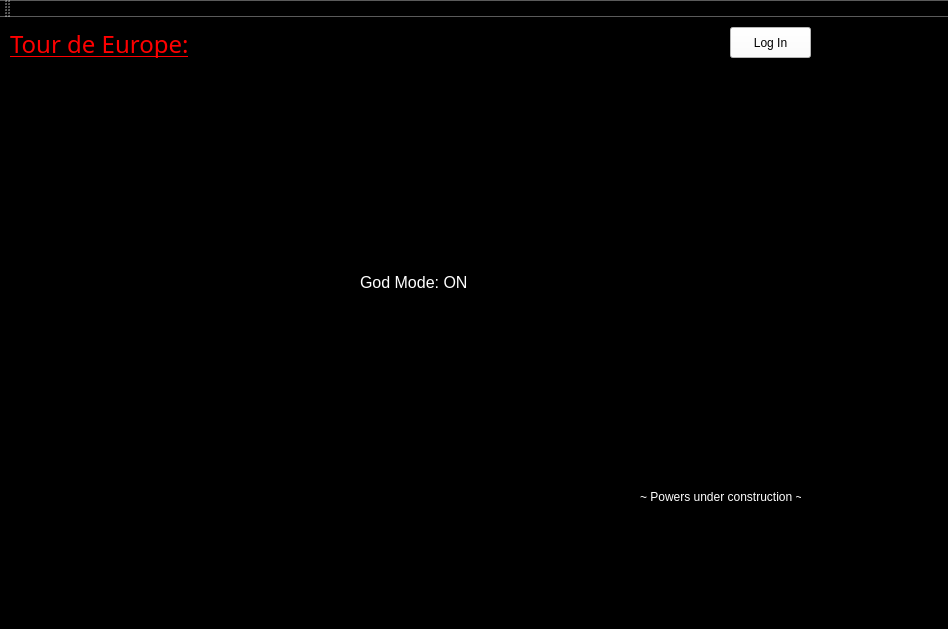
Old version of the form mainwindow.ui in the repository kevinsemenov14/ProjectOneCS1D.
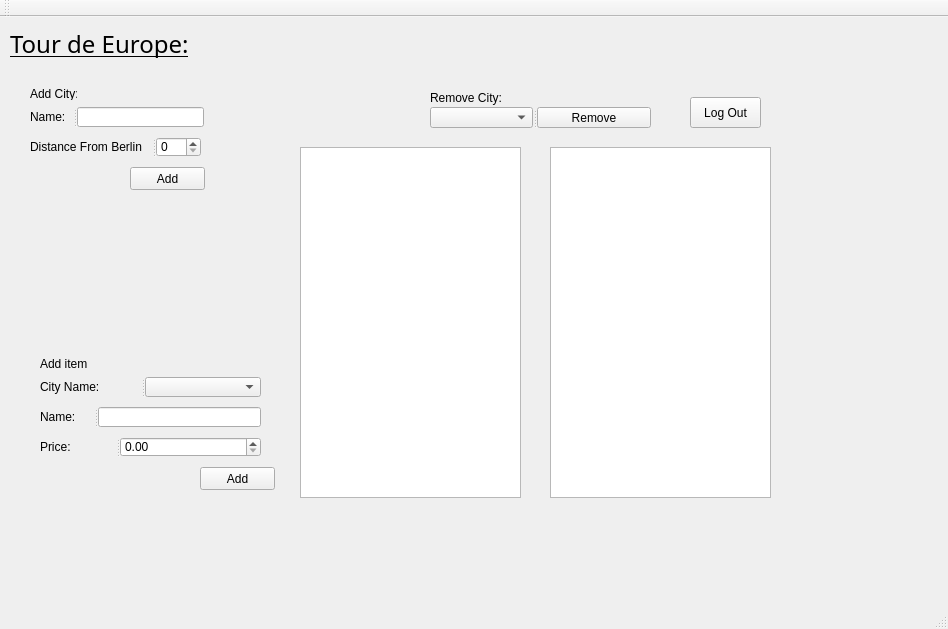
New version of the form. The open tabs and pages were chosen to show the change.

Commit message: Added Admin Functions (UI only)

Diff of the .ui file:
```diff
--- a/mainwindow.ui
+++ b/mainwindow.ui
@@ -14,12 +14,7 @@
    <string>MainWindow</string>
   </property>
   <property name="styleSheet">
-   <string notr="true">gridline-color: rgb(255, 85, 0);
-color: rgb(0, 0, 0);
-background-color: rgb(255, 255, 255);
-background-color: rgb(255, 255, 255);
-color: rgb(255, 255, 255);
-background-color: rgb(0, 0, 0);</string>
+   <string notr="true"/>
   </property>
   <widget class="QWidget" name="centralWidget">
    <widget class="QStackedWidget" name="stackedWidget">
@@ -32,11 +27,7 @@
      </rect>
     </property>
     <property name="styleSheet">
-     <string notr="true">background-color: rgb(0, 0, 0);
-color: rgb(255, 255, 255);
-color: rgb(255, 255, 255);
-color: rgb(0, 0, 0);
-</string>
+     <string notr="true"/>
     </property>
     <property name="currentIndex">
      <number>3</number>
@@ -443,32 +434,224 @@
      </widget>
     </widget>
     <widget class="QWidget" name="stackedWidgetPage3">
-     <widget class="QLabel" name="label_14">
-      <property name="geometry">
-       <rect>
-        <x>340</x>
-        <y>190</y>
-        <width>141</width>
-        <height>31</height>
-       </rect>
-      </property>
-      <property name="text">
-       <string>&lt;html&gt;&lt;head/&gt;&lt;body&gt;&lt;p&gt;&lt;span style=&quot; font-size:12pt; color:#ffffff;&quot;&gt;God Mode: ON&lt;/span&gt;&lt;/p&gt;&lt;/body&gt;&lt;/html&gt;</string>
-      </property>
-     </widget>
      <widget class="QLabel" name="label_15">
       <property name="geometry">
        <rect>
-        <x>620</x>
-        <y>410</y>
-        <width>161</width>
-        <height>20</height>
+        <x>410</x>
+        <y>10</y>
+        <width>71</width>
+        <height>21</height>
        </rect>
       </property>
       <property name="text">
-       <string>&lt;html&gt;&lt;head/&gt;&lt;body&gt;&lt;p&gt;&lt;span style=&quot; color:#ffffff;&quot;&gt;~ Powers under construction ~&lt;/span&gt;&lt;/p&gt;&lt;/body&gt;&lt;/html&gt;</string>
+       <string>Remove City:</string>
       </property>
      </widget>
+     <widget class="QPushButton" name="addCityButton">
+      <property name="geometry">
+       <rect>
+        <x>110</x>
+        <y>90</y>
+        <width>75</width>
+        <height>23</height>
+       </rect>
+      </property>
+      <property name="text">
+       <string>Add</string>
+      </property>
+     </widget>
+     <widget class="QLabel" name="label_17">
+      <property name="geometry">
+       <rect>
+        <x>10</x>
+        <y>10</y>
+        <width>47</width>
+        <height>13</height>
+       </rect>
+      </property>
+      <property name="text">
+       <string>Add City:</string>
+      </property>
+     </widget>
+     <widget class="QLabel" name="label_18">
+      <property name="geometry">
+       <rect>
+        <x>20</x>
+        <y>280</y>
+        <width>47</width>
+        <height>13</height>
+       </rect>
+      </property>
+      <property name="text">
+       <string>Add item:</string>
+      </property>
+     </widget>
+     <widget class="QPushButton" name="AddItemButton">
+      <property name="geometry">
+       <rect>
+        <x>180</x>
+        <y>390</y>
+        <width>75</width>
+        <height>23</height>
+       </rect>
+      </property>
+      <property name="text">
+       <string>Add</string>
+      </property>
+     </widget>
+     <widget class="QTableView" name="tableView">
+      <property name="geometry">
+       <rect>
+        <x>280</x>
+        <y>70</y>
+        <width>221</width>
+        <height>351</height>
+       </rect>
+      </property>
+     </widget>
+     <widget class="QTableView" name="tableView_2">
+      <property name="geometry">
+       <rect>
+        <x>530</x>
+        <y>70</y>
+        <width>221</width>
+        <height>351</height>
+       </rect>
+      </property>
+     </widget>
+     <widget class="QPushButton" name="LogOut_Button">
+      <property name="geometry">
+       <rect>
+        <x>670</x>
+        <y>20</y>
+        <width>71</width>
+        <height>31</height>
+       </rect>
+      </property>
+      <property name="cursor">
+       <cursorShape>PointingHandCursor</cursorShape>
+      </property>
+      <property name="styleSheet">
+       <string notr="true"/>
+      </property>
+      <property name="text">
+       <string>Log Out</string>
+      </property>
+     </widget>
+     <widget class="QSplitter" name="splitter_5">
+      <property name="geometry">
+       <rect>
+        <x>10</x>
+        <y>30</y>
+        <width>174</width>
+        <height>20</height>
+       </rect>
+      </property>
+      <property name="orientation">
+       <enum>Qt::Horizontal</enum>
+      </property>
+      <widget class="QLabel" name="label_14">
+       <property name="text">
+        <string>Name:</string>
+       </property>
+      </widget>
+      <widget class="QLineEdit" name="AddCityName"/>
+     </widget>
+     <widget class="QSplitter" name="splitter_6">
+      <property name="geometry">
+       <rect>
+        <x>410</x>
+        <y>30</y>
+        <width>221</width>
+        <height>21</height>
+       </rect>
+      </property>
+      <property name="orientation">
+       <enum>Qt::Horizontal</enum>
+      </property>
+      <widget class="QComboBox" name="RemoveCity_CB"/>
+      <widget class="QPushButton" name="removeCityButton">
+       <property name="text">
+        <string>Remove</string>
+       </property>
+      </widget>
+     </widget>
+     <widget class="QSplitter" name="splitter_7">
+      <property name="geometry">
+       <rect>
+        <x>10</x>
+        <y>60</y>
+        <width>171</width>
+        <height>20</height>
+       </rect>
+      </property>
+      <property name="orientation">
+       <enum>Qt::Horizontal</enum>
+      </property>
+      <widget class="QLabel" name="label_16">
+       <property name="text">
+        <string>Distance From Berlin</string>
+       </property>
+      </widget>
+      <widget class="QSpinBox" name="AddedCityBerlDist"/>
+     </widget>
+     <widget class="QSplitter" name="splitter_8">
+      <property name="geometry">
+       <rect>
+        <x>20</x>
+        <y>300</y>
+        <width>221</width>
+        <height>20</height>
+       </rect>
+      </property>
+      <property name="orientation">
+       <enum>Qt::Horizontal</enum>
+      </property>
+      <widget class="QLabel" name="label_21">
+       <property name="text">
+        <string>City Name: </string>
+       </property>
+      </widget>
+      <widget class="QComboBox" name="AI_CN_CB"/>
+     </widget>
+     <widget class="QSplitter" name="splitter_9">
+      <property name="geometry">
+       <rect>
+        <x>20</x>
+        <y>360</y>
+        <width>221</width>
+        <height>20</height>
+       </rect>
+      </property>
+      <property name="orientation">
+       <enum>Qt::Horizontal</enum>
+      </property>
+      <widget class="QLabel" name="label_20">
+       <property name="text">
+        <string>Price:</string>
+       </property>
+      </widget>
+      <widget class="QDoubleSpinBox" name="AddedItemPrice"/>
+     </widget>
+     <widget class="QSplitter" name="splitter_10">
+      <property name="geometry">
+       <rect>
+        <x>20</x>
+        <y>330</y>
+        <width>221</width>
+        <height>20</height>
+       </rect>
+      </property>
+      <property name="orientation">
+       <enum>Qt::Horizontal</enum>
+      </property>
+      <widget class="QLabel" name="label_19">
+       <property name="text">
+        <string>Name:</string>
+       </property>
+      </widget>
+      <widget class="QLineEdit" name="AddedItemName"/>
+     </widget>
     </widget>
     <widget class="QWidget" name="stackedWidgetPage4">
      <widget class="QPushButton" name="pushButton">
@@ -566,24 +749,7 @@
      </font>
     </property>
     <property name="text">
-     <string>&lt;html&gt;&lt;head/&gt;&lt;body&gt;&lt;p&gt;&lt;span style=&quot; font-size:18pt; text-decoration: underline; color:#ff0000;&quot;&gt;Tour de Europe:&lt;/span&gt;&lt;/p&gt;&lt;/body&gt;&lt;/html&gt;</string>
-    </property>
-   </widget>
-   <widget class="QPushButton" name="LogOut_Button">
-    <property name="geometry">
-     <rect>
-      <x>730</x>
-      <y>10</y>
-      <width>81</width>
-      <height>31</height>
-     </rect>
-    </property>
-    <property name="styleSheet">
-     <string notr="true">background-color: rgb(255, 255, 255);
-color: rgb(0, 0, 0);</string>
-    </property>
-    <property name="text">
-     <string>Log In</string>
+     <string>&lt;html&gt;&lt;head/&gt;&lt;body&gt;&lt;p&gt;&lt;span style=&quot; font-size:18pt; text-decoration: underline; color:#000000;&quot;&gt;Tour de Europe:&lt;/span&gt;&lt;/p&gt;&lt;/body&gt;&lt;/html&gt;</string>
     </property>
    </widget>
   </widget>
```
Left out of the diff: 157 changed lines with no effect on the pictures. The commit also changes 6 other files.
